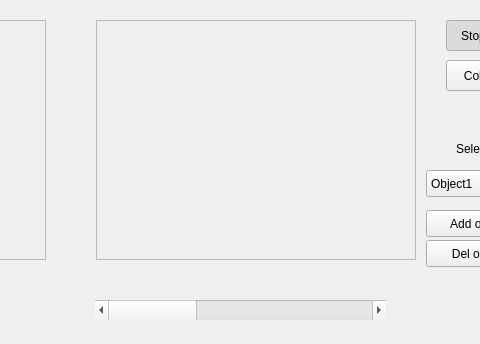
Before: the Qt Designer form trololo/proyVA/mainwindow.ui in JesusCHA/VA, drawn with Qt 5; both pictures show x 294 to 774 and y 0 to 344 of the 860 by 344 pixel window.
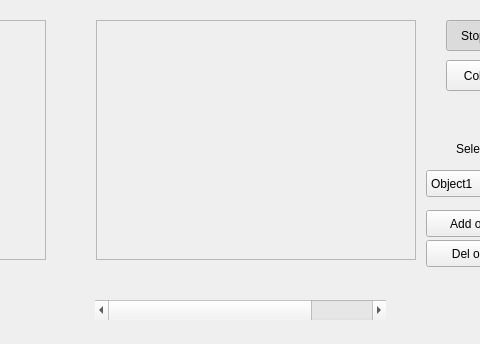
After: the same form once the commit is applied.

What changed in the file:
```diff
--- a/trololo/proyVA/mainwindow.ui
+++ b/trololo/proyVA/mainwindow.ui
@@ -121,11 +121,17 @@
      <height>20</height>
     </rect>
    </property>
+   <property name="minimumSize">
+    <size>
+     <width>291</width>
+     <height>0</height>
+    </size>
+   </property>
    <property name="minimum">
     <number>0</number>
    </property>
    <property name="maximum">
-    <number>20</number>
+    <number>3</number>
    </property>
    <property name="orientation">
     <enum>Qt::Horizontal</enum>
```
